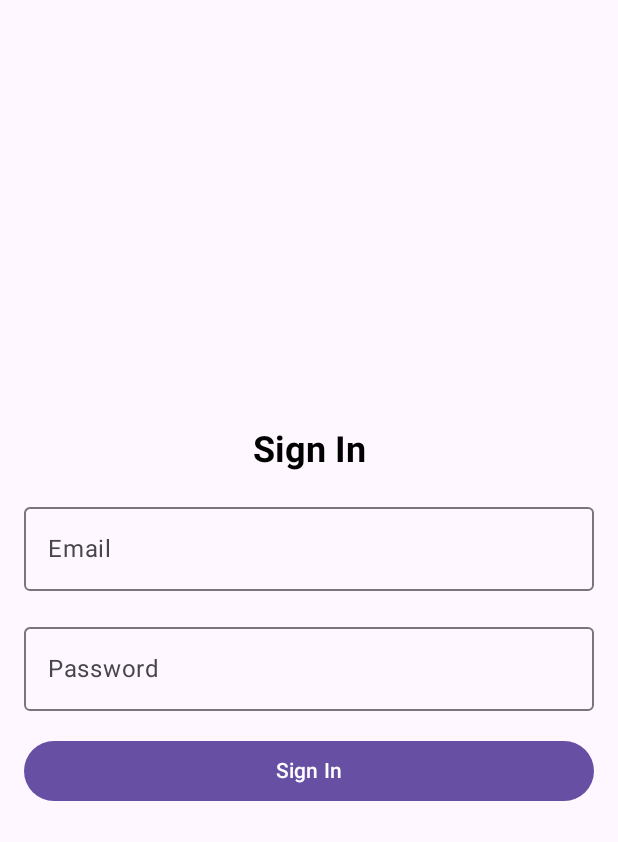
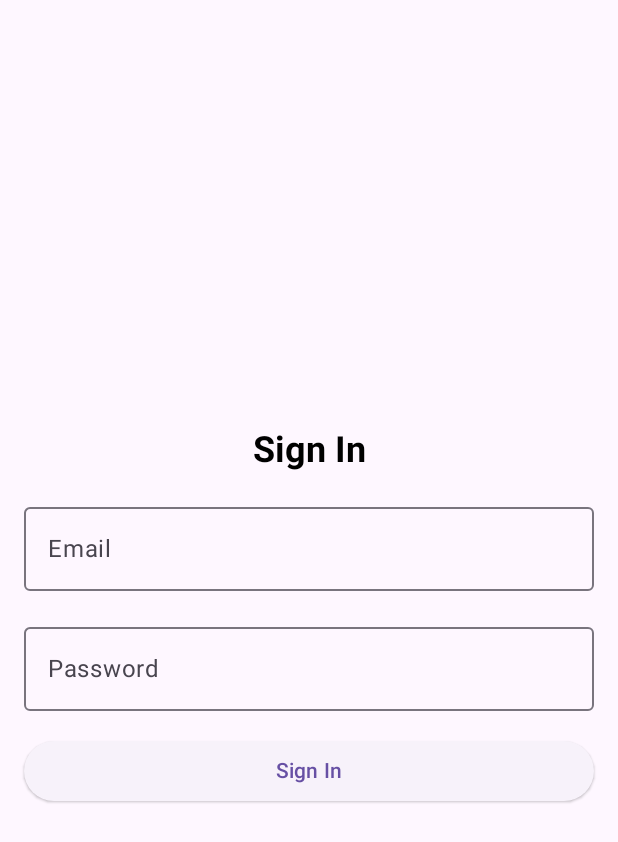
Before and after one commit to Nelson-Tommogo/HarvestHQ1, an Android app built with Jetpack Compose: the screen it shows after launch (MainActivity), after a tap on "Sign Up", on a phone screen of 412 x 824 dp. Shown: the top 842 px of the screen. Run offline under Robolectric (Android 15) with nearby library versions, the phone set to English and light mode, and no system bars; missing, so only their content is drawn: HarvestHQTheme.

Commit message:
Nav Struggles

```diff
--- a/app/build.gradle.kts
+++ b/app/build.gradle.kts
@@ -55,8 +55,6 @@ dependencies {
     implementation("androidx.lifecycle:lifecycle-runtime-ktx:2.6.2")
     implementation("androidx.activity:activity-compose:1.8.1")
     implementation(platform("androidx.compose:compose-bom:2023.08.00"))
-    implementation ("androidx.compose.material3:material3-icons-extended:1.8.1")
-    implementation("androidx.navigation:navigation-compose:2.7.5")
     implementation("androidx.compose.ui:ui")
     implementation("androidx.compose.ui:ui-graphics")
     implementation("androidx.compose.ui:ui-tooling-preview")
--- a/app/src/main/java/com/example/harvesthq/Auth/login.kt
+++ b/app/src/main/java/com/example/harvesthq/Auth/login.kt
@@ -2,7 +2,7 @@
 import androidx.compose.foundation.background
 import androidx.compose.foundation.layout.*
 import androidx.compose.foundation.text.KeyboardOptions
-import androidx.compose.material3.Button
+import androidx.compose.material3.ElevatedButton
 import androidx.compose.material3.MaterialTheme
 import androidx.compose.material3.OutlinedTextField
 import androidx.compose.material3.Text
@@ -64,7 +64,7 @@ fun Login(onSignup: (String, String, String, String) -> Unit) {
         )
 
         // Button for signup
-        Button(
+        ElevatedButton(
             onClick = { onSignup(email, password) },
             modifier = Modifier.fillMaxWidth()
         ) {
--- a/app/src/main/java/com/example/harvesthq/Auth/signup.kt
+++ b/app/src/main/java/com/example/harvesthq/Auth/signup.kt
@@ -2,13 +2,14 @@
 import androidx.compose.foundation.background
 import androidx.compose.foundation.layout.*
 import androidx.compose.foundation.text.KeyboardOptions
-import androidx.compose.material3.Button
+import androidx.compose.material3.ElevatedButton
 import androidx.compose.material3.MaterialTheme
 import androidx.compose.material3.OutlinedTextField
 import androidx.compose.material3.Text
 import androidx.compose.runtime.*
 import androidx.compose.ui.Alignment
 import androidx.compose.ui.Modifier
+import androidx.compose.ui.res.colorResource
 import androidx.compose.ui.text.font.FontWeight
 import androidx.compose.ui.text.input.ImeAction
 import androidx.compose.ui.text.input.KeyboardType
@@ -16,6 +17,8 @@ import androidx.compose.ui.text.input.PasswordVisualTransformation
 import androidx.compose.ui.unit.dp
 import androidx.compose.ui.unit.sp
 import androidx.navigation.NavHostController
+import com.example.harvesthq.R
+
 
 @Composable
 fun SignupScreen(navController: NavHostController, onSignup: (String, String, String, String) -> Unit) {
@@ -23,6 +26,9 @@ fun SignupScreen(navController: NavHostController, onSignup: (String, String, St
     var lastName by remember { mutableStateOf("") }
     var email by remember { mutableStateOf("") }
     var password by remember { mutableStateOf("") }
+    val white = colorResource(id = R.color.white)
+    val green1 = colorResource(id = R.color.green1)
+    val green2 = colorResource(id = R.color.green2)
 
     Column(
         modifier = Modifier
@@ -94,13 +100,12 @@ fun SignupScreen(navController: NavHostController, onSignup: (String, String, St
         )
 
         // Button for signup
-        Button(
-            onClick = {
+        ElevatedButton(
+            {
                 onSignup(firstName, lastName, email, password)
                 // Navigate to the login screen
                 navController.navigate("login") // "login" is the route to your login screen
-            },
-            modifier = Modifier.fillMaxWidth()
+            }, Modifier.fillMaxWidth(),
         ) {
             Text("Sign Up")
         }
--- a/app/src/main/java/com/example/harvesthq/navigation/navigation.kt
+++ b/app/src/main/java/com/example/harvesthq/navigation/navigation.kt
@@ -12,6 +12,8 @@ sealed class Screen(val route: String) {
     object Logo : Screen("logo")
     object SignUp : Screen("signup")
     object LogIn : Screen("login")
+    object home : Screen("navigationsample")
+
 
 }
 
@@ -31,5 +33,6 @@ fun SetupNavigation(navController: NavHostController) {
         composable(Screen.LogIn.route) {
             Login { s, s2, s3, s4 ->  }
         }
+
     }
 }
--- a/build.gradle.kts
+++ b/build.gradle.kts
@@ -1,4 +1,4 @@
-// Top-level build file where you can add configuration options common to all sub-projects/modules.
+// Top-level build file where you can add configuration options common to all subprojects/modules.
 plugins {
     id("com.android.application") version "8.1.0" apply false
     id("org.jetbrains.kotlin.android") version "1.9.0" apply false
```
Also changed, not shown: app/src/main/java/com/example/harvesthq/Auth/resetpassword.kt (+72 -1 lines), app/src/main/java/com/example/harvesthq/components/navigationsample.kt (+19 -37 lines).
